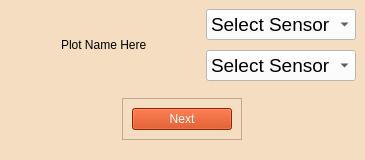
Qt form GUI/Qt_Files/visualize_sensor_selection_dropdown.ui (jrsm1/EWAS_Application) before a commit.
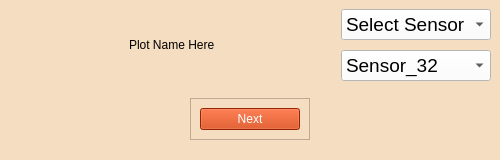
The same form after that commit.

Diff of the .ui file:
```diff
--- a/GUI/Qt_Files/visualize_sensor_selection_dropdown.ui
+++ b/GUI/Qt_Files/visualize_sensor_selection_dropdown.ui
@@ -6,19 +6,19 @@
    <rect>
     <x>0</x>
     <y>0</y>
-    <width>365</width>
+    <width>500</width>
     <height>160</height>
    </rect>
   </property>
   <property name="minimumSize">
    <size>
-    <width>365</width>
+    <width>500</width>
     <height>160</height>
    </size>
   </property>
   <property name="maximumSize">
    <size>
-    <width>365</width>
+    <width>600</width>
     <height>160</height>
    </size>
   </property>
@@ -112,6 +112,11 @@
 																color: rgb(0, 0, 0);
 															</string>
           </property>
+          <item>
+           <property name="text">
+            <string>Sensor_32</string>
+           </property>
+          </item>
           <item>
            <property name="text">
             <string>Select Sensor</string>
```
